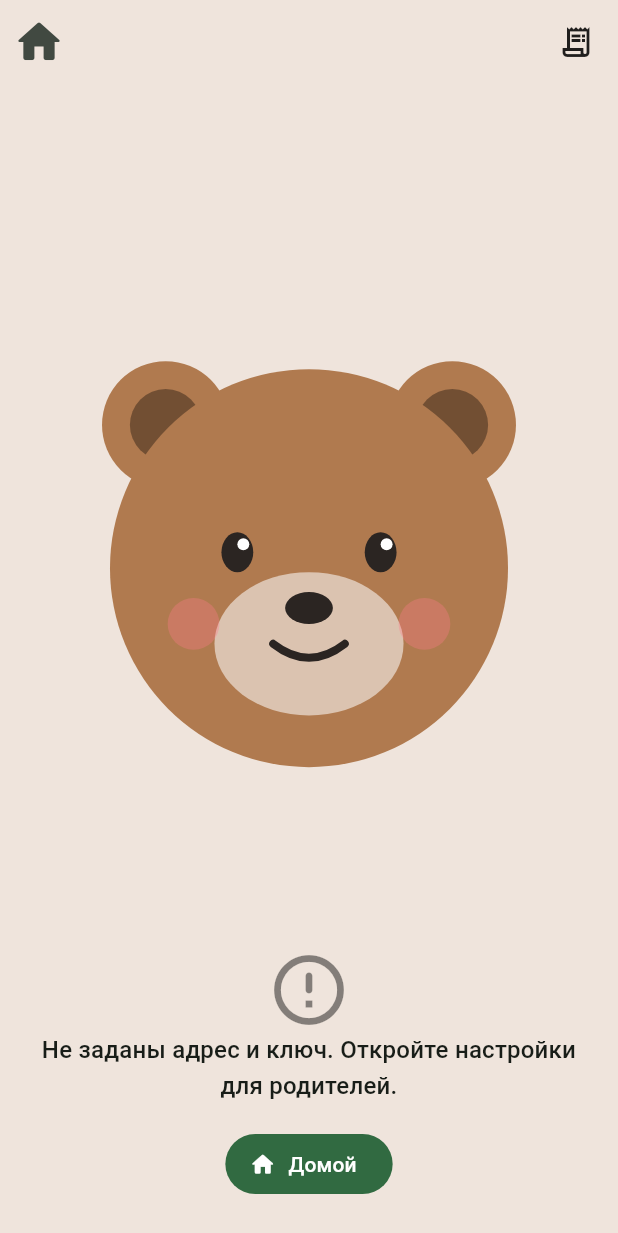
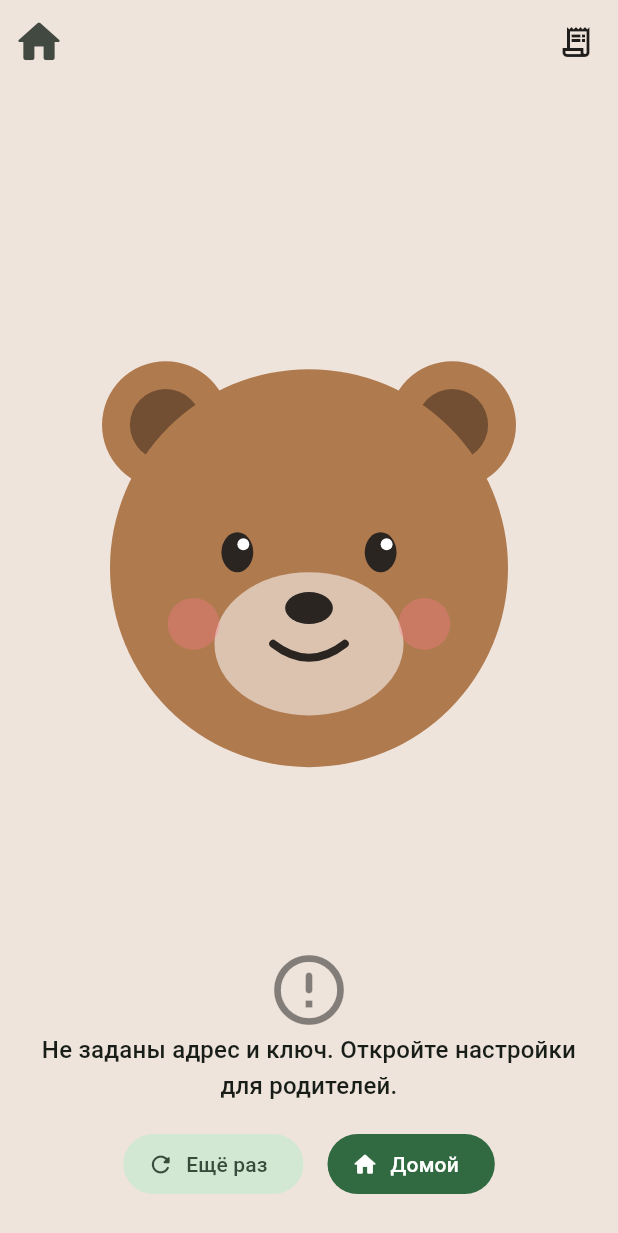
Before and after one commit to kill-me-1moreTime-bot/Voronka, a Flutter app: the screen it shows after launch, after a tap on "Мишка Топтыжка", on a phone screen of 412 x 824 dp. Shown: the top 1233 px of the screen. Run offline on Flutter 3.47's test engine with Material 3 defaults, Android fonts, the phone set to English and light mode, and no system bars; our stand-ins replace audioplayers, shared_preferences; missing offline and left inert: record.

Commit message:
Сказочные друзья: понятная ошибка подключения и кнопка «Ещё раз»
Вместо «TimeoutException after 0:00:10» — «Сервер не отвечает.
Проверьте интернет. Если включён VPN — выключите его». Отдельно
нет сети и неверный ключ; полный текст ошибки остаётся в журнале.

Co-Authored-By: Claude Opus 5.5 <noreply@anthropic.com>
Claude-Session: https://claude.ai/code/session_0174NKXK1zQcbcxR3c5MLPtC

```diff
--- a/skazochnye_druzya/lib/session/conversation_controller.dart
+++ b/skazochnye_druzya/lib/session/conversation_controller.dart
@@ -84,7 +84,8 @@ class ConversationController extends ChangeNotifier {
     try {
       await _client.connect();
     } catch (e) {
-      _fail('Не удалось подключиться: $e');
+      DebugLog.add('[App] не удалось подключиться: $e');
+      _fail(connectErrorText(e));
       return;
     }
     if (_disposed) {
@@ -276,6 +277,27 @@ class ConversationController extends ChangeNotifier {
     _set(TalkState.thinking);
   }
 
+  /// Понятная причина для взрослого вместо текста исключения.
+  /// Полный текст ошибки остаётся в журнале.
+  @visibleForTesting
+  static String connectErrorText(Object e) {
+    final s = '$e';
+    if (e is TimeoutException || s.contains('TimeoutException')) {
+      return 'Сервер не отвечает. Проверьте интернет. Если включён VPN — '
+          'выключите его и попробуйте ещё раз.';
+    }
+    if (s.contains('401') || s.contains('403')) {
+      return 'Сервер не принял ключ. Проверьте API-ключ в настройках.';
+    }
+    if (s.contains('SocketException') ||
+        s.contains('Failed host lookup') ||
+        s.contains('Network is unreachable') ||
+        s.contains('HandshakeException')) {
+      return 'Нет интернета. Проверьте мобильную сеть или Wi-Fi.';
+    }
+    return 'Не удалось подключиться. Подробности — в журнале.';
+  }
+
   void _fail(String message) {
     DebugLog.add('[App] $message');
     errorText = message;
--- a/skazochnye_druzya/lib/ui/talk_screen.dart
+++ b/skazochnye_druzya/lib/ui/talk_screen.dart
@@ -36,6 +36,15 @@ class _TalkScreenState extends State<TalkScreen> {
     SystemChrome.setEnabledSystemUIMode(SystemUiMode.edgeToEdge);
     _c.dispose();
     super.dispose();
+  }
+
+  /// Новая попытка — новый экран с тем же персонажем: так разговор
+  /// начинается с чистого состояния.
+  void _retry() {
+    Navigator.of(context).pushReplacement(MaterialPageRoute(
+      builder: (_) =>
+          TalkScreen(character: widget.character, child: widget.child),
+    ));
   }
 
   @override
@@ -79,7 +88,7 @@ class _TalkScreenState extends State<TalkScreen> {
                 ),
                 _StatusHint(state: s, error: _c.errorText),
                 const SizedBox(height: 16),
-                _Controls(controller: _c),
+                _Controls(controller: _c, onRetry: _retry),
                 const SizedBox(height: 24),
               ],
             );
@@ -160,7 +169,8 @@ class _StatusHint extends StatelessWidget {
       TalkState.finished => (Icons.brush_rounded, 'Пока-пока! Пора рисовать'),
       TalkState.error => (Icons.error_outline_rounded, error ?? 'Ошибка'),
     };
-    final pulse = state == TalkState.listening || state == TalkState.childSpeaking;
+    final pulse =
+        state == TalkState.listening || state == TalkState.childSpeaking;
     return Padding(
       padding: const EdgeInsets.symmetric(horizontal: 24),
       child: Column(
@@ -186,20 +196,35 @@ class _StatusHint extends StatelessWidget {
 
 /// Кнопки для взрослого: пауза/продолжить и завершить.
 class _Controls extends StatelessWidget {
-  const _Controls({required this.controller});
+  const _Controls({required this.controller, required this.onRetry});
 
   final ConversationController controller;
+  final VoidCallback onRetry;
 
   @override
   Widget build(BuildContext context) {
     final s = controller.state;
-    if (s == TalkState.finished || s == TalkState.error) {
-      return FilledButton.icon(
-        onPressed: () => Navigator.of(context).pop(),
-        icon: const Icon(Icons.home_rounded),
-        label: const Text('Домой'),
+    final home = FilledButton.icon(
+      onPressed: () => Navigator.of(context).pop(),
+      icon: const Icon(Icons.home_rounded),
+      label: const Text('Домой'),
+    );
+    if (s == TalkState.error) {
+      return Wrap(
+        spacing: 16,
+        runSpacing: 12,
+        alignment: WrapAlignment.center,
+        children: [
+          FilledButton.tonalIcon(
+            onPressed: onRetry,
+            icon: const Icon(Icons.refresh_rounded),
+            label: const Text('Ещё раз'),
+          ),
+          home,
+        ],
       );
     }
+    if (s == TalkState.finished) return home;
     final paused = s == TalkState.paused;
     return Row(
       mainAxisAlignment: MainAxisAlignment.center,
```
Also changed, not shown: 1 other file.
